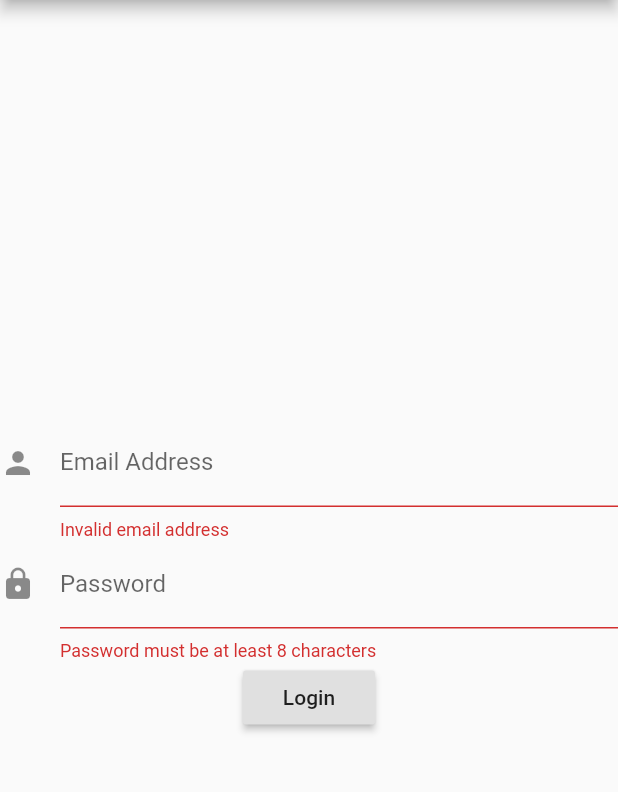
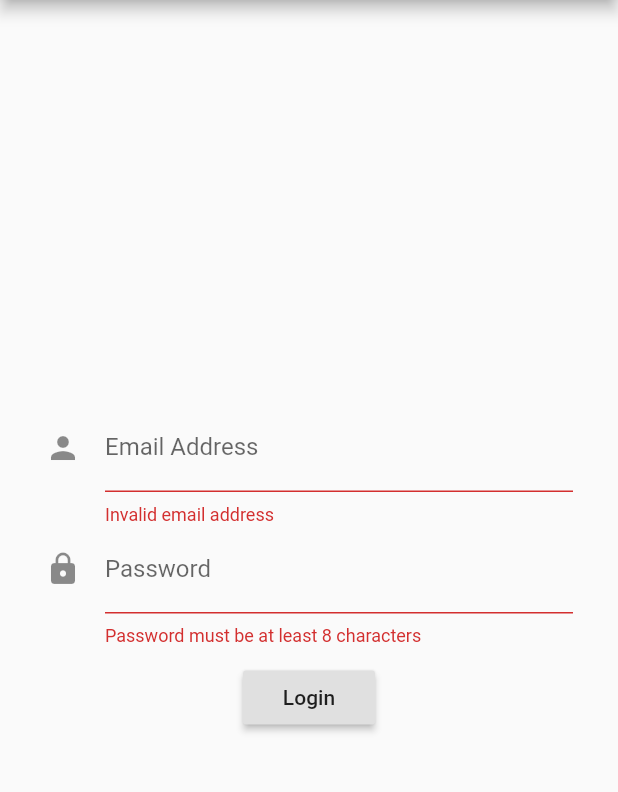
Before and after one commit to mskymoore/tem_app, a Flutter app: the screen it shows after launch, after a tap on "Login", on a phone screen of 412 x 824 dp, the part 84-876 px from its top. Run offline on Flutter 3.47's test engine with Material 2 defaults, Android fonts, the phone set to English and light mode, and no system bars; our stand-ins replace shared_preferences; network calls fail.

Commit message:
awh yeah, it's all starting to come together

```diff
--- a/lib/rest/api.dart
+++ b/lib/rest/api.dart
@@ -3,7 +3,7 @@ import 'package:tem_app/config/constants.dart';
 import 'dart:convert';
 
 // async api methods go here
-Future getWorklogs() async {
+Future<Map> getWorklogs() async {
   final logoutUri =
       '${baseUri}/${apiPrefix}/worklog/?expand=equipment_charges,manhours_charges';
   final response = await http.get(logoutUri, headers: await authHeaders());
--- a/lib/widgets/login_widget.dart
+++ b/lib/widgets/login_widget.dart
@@ -17,7 +17,9 @@ class TemLoginFormState extends State<TemLoginForm> {
 
   @override
   Widget build(BuildContext context) {
-    return Form(
+    return Padding(
+        padding: EdgeInsets.all(30),
+        child: Form(
             key: _formKey,
             child: Column(children: <Widget>[
               TextFormField(
@@ -52,28 +54,27 @@ class TemLoginFormState extends State<TemLoginForm> {
                   return null;
                 },
               ),
-          RaisedButton(
+              Padding(
+                  padding: EdgeInsets.all(10),
+                  child: RaisedButton(
                     onPressed: () async {
                       if (_formKey.currentState.validate()) {
+                        final prefs = await appPrefs();
                         bool loginSuccess = await tokenLogin(formData);
-                final prefs = await appPrefs();
                         if (loginSuccess) {
-                  final user = await usersMe();
-                  final worklogs = await getWorklogs();
                           Navigator.push(
                               context,
                               MaterialPageRoute(
                                   builder: (context) => MainPage(
                                         'TEM APP BETA',
-                              user[username],
-                              "${user[firstName]} ${user[lastName]}",
-                              worklogs)));
+                                      )));
                         } else {
                           showDialog(
                             context: context,
                             child: AlertDialog(
-                      title:
-                          Text(prefs.getString(lastApiResponseMessage) ?? ""),
+                              title: Text(
+                                  prefs.getString(lastApiResponseMessage) ??
+                                      ""),
                               actions: [
                                 FlatButton(
                                   child: Text('OK'),
@@ -86,7 +87,7 @@ class TemLoginFormState extends State<TemLoginForm> {
                       }
                     },
                     child: Text('Login'),
-          )
-        ]));
+                  ))
+            ])));
   }
 }
```
Also changed, not shown: lib/views/logged_in_view.dart (+38 -14 lines), lib/widgets/worklog_widgets.dart (+6 -10 lines). Lines whose indentation alone changed are shown as unchanged.
